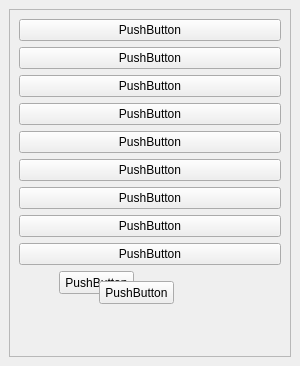
Above: ui/property_window.ui from ermachkov/GUI-Creator before the change. Below: the same form after it.
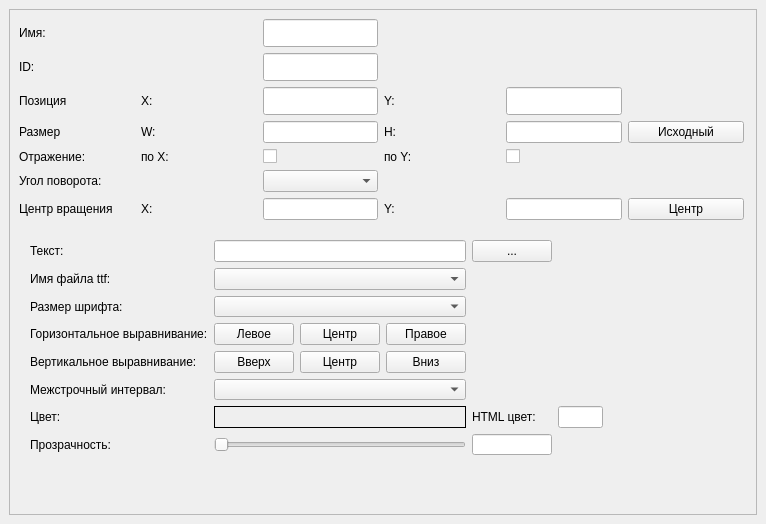
That is the form after the change.

The edit to the form file:
```diff
--- a/ui/property_window.ui
+++ b/ui/property_window.ui
@@ -6,8 +6,8 @@
    <rect>
     <x>0</x>
     <y>0</y>
-    <width>300</width>
-    <height>366</height>
+    <width>766</width>
+    <height>524</height>
    </rect>
   </property>
   <property name="minimumSize">
@@ -26,174 +26,474 @@
       <property name="widgetResizable">
        <bool>true</bool>
       </property>
-      <widget class="QWidget" name="scrollAreaWidgetContents">
-       <property name="geometry">
-        <rect>
-         <x>0</x>
-         <y>0</y>
-         <width>280</width>
-         <height>324</height>
-        </rect>
-       </property>
-       <layout class="QVBoxLayout" name="verticalLayout">
-        <item>
-         <widget class="QPushButton" name="pushButton">
-          <property name="text">
-           <string>PushButton</string>
+      <widget class="QWidget" name="mScrollAreaWidgetContents">
+       <widget class="QStackedWidget" name="mStackedWidget">
+        <property name="geometry">
+         <rect>
+          <x>10</x>
+          <y>220</y>
+          <width>601</width>
+          <height>241</height>
+         </rect>
+        </property>
+        <property name="sizePolicy">
+         <sizepolicy hsizetype="Preferred" vsizetype="Preferred">
+          <horstretch>0</horstretch>
+          <verstretch>0</verstretch>
+         </sizepolicy>
+        </property>
+        <property name="currentIndex">
+         <number>1</number>
+        </property>
+        <widget class="QWidget" name="mSpritePage">
+         <widget class="QWidget" name="gridLayoutWidget">
+          <property name="geometry">
+           <rect>
+            <x>10</x>
+            <y>10</y>
+            <width>396</width>
+            <height>131</height>
+           </rect>
           </property>
          </widget>
-        </item>
-        <item>
-         <widget class="QPushButton" name="pushButton_4">
-          <property name="text">
-           <string>PushButton</string>
+        </widget>
+        <widget class="QWidget" name="mLabelPage">
+         <widget class="QWidget" name="gridLayoutWidget_2">
+          <property name="geometry">
+           <rect>
+            <x>10</x>
+            <y>10</y>
+            <width>573</width>
+            <height>215</height>
+           </rect>
           </property>
+          <layout class="QGridLayout" name="gridLayout_4">
+           <item row="0" column="0">
+            <widget class="QLabel" name="label_32">
+             <property name="text">
+              <string>Текст:</string>
+             </property>
+            </widget>
+           </item>
+           <item row="1" column="0">
+            <widget class="QLabel" name="label_33">
+             <property name="text">
+              <string>Имя файла ttf:</string>
+             </property>
+            </widget>
+           </item>
+           <item row="0" column="1">
+            <widget class="QLineEdit" name="lineEdit_18">
+             <property name="sizePolicy">
+              <sizepolicy hsizetype="Preferred" vsizetype="Preferred">
+               <horstretch>0</horstretch>
+               <verstretch>0</verstretch>
+              </sizepolicy>
+             </property>
+             <property name="readOnly">
+              <bool>false</bool>
+             </property>
+            </widget>
+           </item>
+           <item row="0" column="2">
+            <widget class="QPushButton" name="pushButton_6">
+             <property name="text">
+              <string>...</string>
+             </property>
+            </widget>
+           </item>
+           <item row="2" column="0">
+            <widget class="QLabel" name="label_34">
+             <property name="text">
+              <string>Размер шрифта:</string>
+             </property>
+            </widget>
+           </item>
+           <item row="3" column="0">
+            <widget class="QLabel" name="label_35">
+             <property name="text">
+              <string>Горизонтальное выравнивание:</string>
+             </property>
+            </widget>
+           </item>
+           <item row="4" column="0">
+            <widget class="QLabel" name="label_36">
+             <property name="text">
+              <string>Вертикальное выравнивание:</string>
+             </property>
+            </widget>
+           </item>
+           <item row="5" column="0">
+            <widget class="QLabel" name="label_37">
+             <property name="text">
+              <string>Межстрочный интервал:</string>
+             </property>
+            </widget>
+           </item>
+           <item row="6" column="0">
+            <widget class="QLabel" name="label_38">
+             <property name="text">
+              <string>Цвет:</string>
+             </property>
+            </widget>
+           </item>
+           <item row="7" column="0">
+            <widget class="QLabel" name="label_39">
+             <property name="text">
+              <string>Прозрачность:</string>
+             </property>
+            </widget>
+           </item>
+           <item row="6" column="3">
+            <widget class="QLineEdit" name="lineEdit_19">
+             <property name="sizePolicy">
+              <sizepolicy hsizetype="Preferred" vsizetype="Preferred">
+               <horstretch>0</horstretch>
+               <verstretch>0</verstretch>
+              </sizepolicy>
+             </property>
+            </widget>
+           </item>
+           <item row="6" column="2">
+            <widget class="QLabel" name="label_40">
+             <property name="text">
+              <string>HTML цвет:</string>
+             </property>
+            </widget>
+           </item>
+           <item row="7" column="1">
+            <widget class="QSlider" name="horizontalSlider">
+             <property name="orientation">
+              <enum>Qt::Horizontal</enum>
+             </property>
+            </widget>
+           </item>
+           <item row="7" column="2">
+            <widget class="QLineEdit" name="lineEdit_20">
+             <property name="sizePolicy">
+              <sizepolicy hsizetype="Preferred" vsizetype="Preferred">
+               <horstretch>0</horstretch>
+               <verstretch>0</verstretch>
+              </sizepolicy>
+             </property>
+            </widget>
+           </item>
+           <item row="3" column="1">
+            <layout class="QHBoxLayout" name="horizontalLayout_3">
+             <item>
+              <widget class="QPushButton" name="pushButton_7">
+               <property name="text">
+                <string>Левое</string>
+               </property>
+              </widget>
+             </item>
+             <item>
+              <widget class="QPushButton" name="pushButton_8">
+               <property name="text">
+                <string>Центр</string>
+               </property>
+              </widget>
+             </item>
+             <item>
+              <widget class="QPushButton" name="pushButton_9">
+               <property name="text">
+                <string>Правое</string>
+               </property>
+              </widget>
+             </item>
+            </layout>
+           </item>
+           <item row="4" column="1">
+            <layout class="QHBoxLayout" name="horizontalLayout_4">
+             <item>
+              <widget class="QPushButton" name="pushButton_10">
+               <property name="text">
+                <string>Вверх</string>
+               </property>
+              </widget>
+             </item>
+             <item>
+              <widget class="QPushButton" name="pushButton_11">
+               <property name="text">
+                <string>Центр</string>
+               </property>
+              </widget>
+             </item>
+             <item>
+              <widget class="QPushButton" name="pushButton_12">
+               <property name="text">
+                <string>Вниз</string>
+               </property>
+              </widget>
+             </item>
+            </layout>
+           </item>
+           <item row="6" column="1">
+            <widget class="QFrame" name="frame_2">
+             <property name="frameShape">
+              <enum>QFrame::Box</enum>
+             </property>
+             <property name="frameShadow">
+              <enum>QFrame::Plain</enum>
+             </property>
+            </widget>
+           </item>
+           <item row="5" column="1">
+            <widget class="QComboBox" name="comboBox_3"/>
+           </item>
+           <item row="2" column="1">
+            <widget class="QComboBox" name="comboBox_4"/>
+           </item>
+           <item row="1" column="1">
+            <widget class="QComboBox" name="comboBox_5"/>
+           </item>
+          </layout>
          </widget>
-        </item>
-        <item>
-         <widget class="QPushButton" name="pushButton_5">
-          <property name="text">
-           <string>PushButton</string>
-          </property>
-         </widget>
-        </item>
-        <item>
-         <widget class="QPushButton" name="pushButton_9">
-          <property name="text">
-           <string>PushButton</string>
-          </property>
-         </widget>
-        </item>
-        <item>
-         <widget class="QPushButton" name="pushButton_8">
-          <property name="text">
-           <string>PushButton</string>
-          </property>
-         </widget>
-        </item>
-        <item>
-         <widget class="QPushButton" name="pushButton_7">
-          <property name="text">
-           <string>PushButton</string>
-          </property>
-         </widget>
-        </item>
-        <item>
-         <widget class="QPushButton" name="pushButton_6">
-          <property name="text">
-           <string>PushButton</string>
-          </property>
-         </widget>
-        </item>
-        <item>
-         <widget class="QPushButton" name="pushButton_3">
-          <property name="text">
-           <string>PushButton</string>
-          </property>
-         </widget>
-        </item>
-        <item>
-         <widget class="QPushButton" name="pushButton_2">
-          <property name="text">
-           <string>PushButton</string>
-          </property>
-         </widget>
-        </item>
-        <item>
-         <widget class="QStackedWidget" name="stackedWidget">
-          <property name="sizePolicy">
-           <sizepolicy hsizetype="Preferred" vsizetype="Preferred">
-            <horstretch>0</horstretch>
-            <verstretch>0</verstretch>
-           </sizepolicy>
-          </property>
-          <property name="minimumSize">
-           <size>
-            <width>0</width>
-            <height>0</height>
-           </size>
-          </property>
-          <property name="currentIndex">
-           <number>0</number>
-          </property>
-          <widget class="QWidget" name="page">
-           <property name="sizePolicy">
-            <sizepolicy hsizetype="Preferred" vsizetype="Preferred">
-             <horstretch>0</horstretch>
-             <verstretch>0</verstretch>
-            </sizepolicy>
-           </property>
-           <widget class="QPushButton" name="pushButton_10">
-            <property name="geometry">
-             <rect>
-              <x>40</x>
-              <y>0</y>
-              <width>75</width>
-              <height>23</height>
-             </rect>
-            </property>
-            <property name="text">
-             <string>PushButton</string>
-            </property>
-           </widget>
-           <widget class="QPushButton" name="pushButton_11">
-            <property name="geometry">
-             <rect>
-              <x>80</x>
-              <y>10</y>
-              <width>75</width>
-              <height>23</height>
-             </rect>
-            </property>
-            <property name="text">
-             <string>PushButton</string>
-            </property>
-           </widget>
-           <widget class="QPushButton" name="pushButton_13">
-            <property name="geometry">
-             <rect>
-              <x>150</x>
-              <y>40</y>
-              <width>75</width>
-              <height>23</height>
-             </rect>
-            </property>
-            <property name="text">
-             <string>PushButton</string>
-            </property>
-           </widget>
-          </widget>
-          <widget class="QWidget" name="page_2">
-           <widget class="QPushButton" name="pushButton_12">
-            <property name="geometry">
-             <rect>
-              <x>10</x>
-              <y>0</y>
-              <width>75</width>
-              <height>23</height>
-             </rect>
-            </property>
-            <property name="text">
-             <string>PushButton</string>
-            </property>
-           </widget>
-          </widget>
-         </widget>
-        </item>
-        <item>
-         <spacer name="verticalSpacer">
-          <property name="orientation">
-           <enum>Qt::Vertical</enum>
-          </property>
-          <property name="sizeHint" stdset="0">
-           <size>
-            <width>20</width>
-            <height>40</height>
-           </size>
-          </property>
-         </spacer>
-        </item>
-       </layout>
+        </widget>
+       </widget>
+       <widget class="QWidget" name="">
+        <property name="geometry">
+         <rect>
+          <x>9</x>
+          <y>9</y>
+          <width>725</width>
+          <height>201</height>
+         </rect>
+        </property>
+        <layout class="QHBoxLayout" name="horizontalLayout_2">
+         <item>
+          <layout class="QGridLayout" name="gridLayout">
+           <item row="0" column="0">
+            <widget class="QLabel" name="label_12">
+             <property name="text">
+              <string>Имя:</string>
+             </property>
+            </widget>
+           </item>
+           <item row="2" column="4">
+            <widget class="QLineEdit" name="lineEdit">
+             <property name="sizePolicy">
+              <sizepolicy hsizetype="Preferred" vsizetype="Preferred">
+               <horstretch>0</horstretch>
+               <verstretch>0</verstretch>
+              </sizepolicy>
+             </property>
+            </widget>
+           </item>
+           <item row="1" column="2">
+            <widget class="QLineEdit" name="lineEdit_7">
+             <property name="sizePolicy">
+              <sizepolicy hsizetype="Preferred" vsizetype="Preferred">
+               <horstretch>0</horstretch>
+               <verstretch>0</verstretch>
+              </sizepolicy>
+             </property>
+             <property name="readOnly">
+              <bool>true</bool>
+             </property>
+            </widget>
+           </item>
+           <item row="1" column="0">
+            <widget class="QLabel" name="label_2">
+             <property name="text">
+              <string>ID:</string>
+             </property>
+            </widget>
+           </item>
+           <item row="2" column="0">
+            <widget class="QLabel" name="label_3">
+             <property name="text">
+              <string>Позиция</string>
+             </property>
+            </widget>
+           </item>
+           <item row="3" column="0">
+            <widget class="QLabel" name="label_6">
+             <property name="text">
+              <string>Размер</string>
+             </property>
+            </widget>
+           </item>
+           <item row="4" column="0">
+            <widget class="QLabel" name="label_7">
+             <property name="text">
+              <string>Отражение:</string>
+             </property>
+            </widget>
+           </item>
+           <item row="2" column="2">
+            <widget class="QLineEdit" name="lineEdit_3">
+             <property name="sizePolicy">
+              <sizepolicy hsizetype="Preferred" vsizetype="Preferred">
+               <horstretch>0</horstretch>
+               <verstretch>0</verstretch>
+              </sizepolicy>
+             </property>
+            </widget>
+           </item>
+           <item row="2" column="3">
+            <widget class="QLabel" name="label_4">
+             <property name="text">
+              <string>Y:</string>
+             </property>
+            </widget>
+           </item>
+           <item row="4" column="2">
+            <widget class="QCheckBox" name="checkBox">
+             <property name="text">
+              <string/>
+             </property>
+            </widget>
+           </item>
+           <item row="4" column="4">
+            <widget class="QCheckBox" name="checkBox_2">
+             <property name="text">
+              <string/>
+             </property>
+            </widget>
+           </item>
+           <item row="4" column="3">
+            <widget class="QLabel" name="label_8">
+             <property name="text">
+              <string>по Y:</string>
+             </property>
+            </widget>
+           </item>
+           <item row="3" column="3">
+            <widget class="QLabel" name="label_5">
+             <property name="text">
+              <string>H:</string>
+             </property>
+            </widget>
+           </item>
+           <item row="3" column="4">
+            <widget class="QLineEdit" name="lineEdit_6">
+             <property name="sizePolicy">
+              <sizepolicy hsizetype="Preferred" vsizetype="Preferred">
+               <horstretch>0</horstretch>
+               <verstretch>0</verstretch>
+              </sizepolicy>
+             </property>
+            </widget>
+           </item>
+           <item row="3" column="2">
+            <widget class="QLineEdit" name="lineEdit_5">
+             <property name="sizePolicy">
+              <sizepolicy hsizetype="Preferred" vsizetype="Preferred">
+               <horstretch>0</horstretch>
+               <verstretch>0</verstretch>
+              </sizepolicy>
+             </property>
+            </widget>
+           </item>
+           <item row="0" column="2">
+            <widget class="QLineEdit" name="lineEdit_2">
+             <property name="sizePolicy">
+              <sizepolicy hsizetype="Preferred" vsizetype="Preferred">
+               <horstretch>0</horstretch>
+               <verstretch>0</verstretch>
+              </sizepolicy>
+             </property>
+             <property name="readOnly">
+              <bool>false</bool>
+             </property>
+            </widget>
+           </item>
+           <item row="3" column="5">
+            <widget class="QPushButton" name="pushButton_2">
+             <property name="text">
+              <string>Исходный</string>
+             </property>
+            </widget>
+           </item>
+           <item row="5" column="0">
+            <widget class="QLabel" name="label_9">
+             <property name="text">
+              <string>Угол поворота:</string>
+             </property>
+            </widget>
+           </item>
+           <item row="5" column="2">
+            <widget class="QComboBox" name="comboBox"/>
+           </item>
+           <item row="6" column="0">
+            <widget class="QLabel" name="label_10">
+             <property name="text">
+              <string>Центр вращения</string>
+             </property>
+            </widget>
+           </item>
+           <item row="6" column="2">
+            <widget class="QLineEdit" name="lineEdit_8">
+             <property name="sizePolicy">
+              <sizepolicy hsizetype="Preferred" vsizetype="Preferred">
+               <horstretch>0</horstretch>
+               <verstretch>0</verstretch>
+              </sizepolicy>
+             </property>
+            </widget>
+           </item>
+           <item row="6" column="3">
+            <widget class="QLabel" name="label_11">
+             <property name="text">
+              <string>Y:</string>
+             </property>
+            </widget>
+           </item>
+           <item row="6" column="4">
+            <widget class="QLineEdit" name="lineEdit_9">
+             <property name="sizePolicy">
+              <sizepolicy hsizetype="Preferred" vsizetype="Preferred">
+               <horstretch>0</horstretch>
+               <verstretch>0</verstretch>
+              </sizepolicy>
+             </property>
+            </widget>
+           </item>
+           <item row="6" column="5">
+            <widget class="QPushButton" name="pushButton_3">
+             <property name="text">
+              <string>Центр</string>
+             </property>
+            </widget>
+           </item>
+           <item row="2" column="1">
+            <widget class="QLabel" name="label_13">
+             <property name="text">
+              <string>X:</string>
+             </property>
+            </widget>
+           </item>
+           <item row="3" column="1">
+            <widget class="QLabel" name="label_26">
+             <property name="text">
+              <string>W:</string>
+             </property>
+            </widget>
+           </item>
+           <item row="6" column="1">
+            <widget class="QLabel" name="label_27">
+             <property name="text">
+              <string>X:</string>
+             </property>
+            </widget>
+           </item>
+           <item row="4" column="1">
+            <widget class="QLabel" name="label_28">
+             <property name="text">
+              <string>по X:</string>
+             </property>
+            </widget>
+           </item>
+          </layout>
+         </item>
+        </layout>
+       </widget>
+       <zorder>horizontalLayoutWidget</zorder>
+       <zorder>mStackedWidget</zorder>
+       <zorder>horizontalSpacer_8</zorder>
+       <zorder>horizontalSpacer_3</zorder>
+       <zorder>horizontalSpacer_3</zorder>
       </widget>
      </widget>
     </item>
```
Left out of the diff: 87 changed lines with no effect on the pictures.
